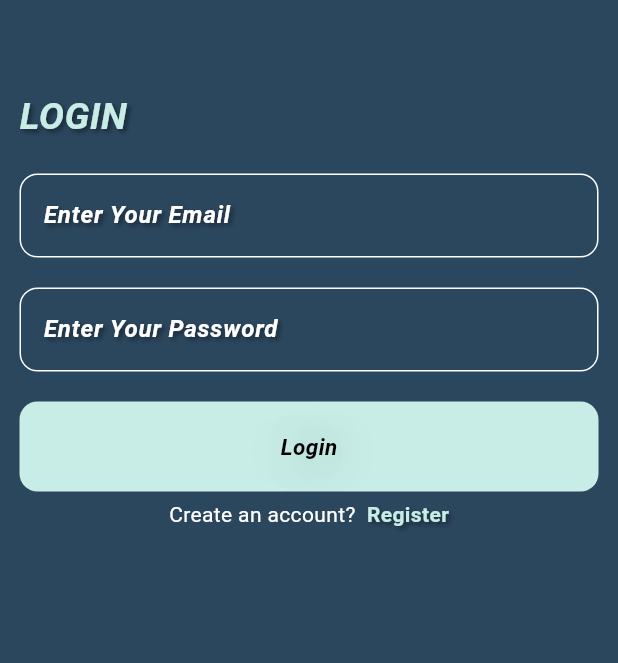
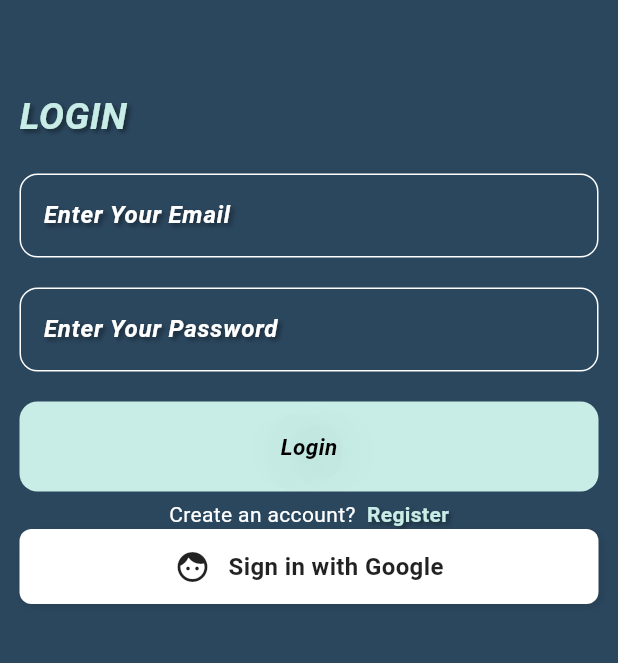
Before and after one commit to Khaledsakr1/chatapp, a Flutter app: the screen it shows after launch, after a tap on an icon or button, on a phone screen of 412 x 824 dp, the part 470-1133 px from its top. Run offline on Flutter 3.47's test engine with Material 3 defaults, Android fonts, the phone set to English and light mode, and no system bars; drawn by our look-alikes of modal_progress_hud_nsn; our stand-ins replace cloud_firestore, firebase_auth, firebase_core, google_sign_in; accounts and stored records are empty.

Commit message:
Updated code

```diff
--- a/lib/pages/login.dart
+++ b/lib/pages/login.dart
@@ -7,13 +7,14 @@ import 'package:chatapp/widgets/button.dart';
 import 'package:firebase_auth/firebase_auth.dart';
 import 'package:flutter/material.dart';
 import 'package:flutter/widgets.dart';
+import 'package:google_sign_in/google_sign_in.dart';
 import 'package:modal_progress_hud_nsn/modal_progress_hud_nsn.dart';
 
 // ignore: must_be_immutable
 class LoginPage extends StatefulWidget {
   LoginPage({super.key});
 
- static String id = 'loginpage';
+  static String id = 'loginpage';
   @override
   State<LoginPage> createState() => _LoginPageState();
 }
@@ -41,7 +42,11 @@ class _LoginPageState extends State<LoginPage> {
               child: Column(
                 children: [
                   const SizedBox(height: 70),
-                  Image.asset(kmain, width: 200, height: 200,),
+                  Image.asset(
+                    kmain,
+                    width: 200,
+                    height: 200,
+                  ),
                   const Text(
                     'Scholar Chat',
                     style: TextStyle(
@@ -146,6 +151,45 @@ class _LoginPageState extends State<LoginPage> {
                       ),
                     ],
                   ),
+
+                  //google sign button
+                  GestureDetector(
+                    onTap: () {
+                      signInWithGoogle();
+                    },
+                    child: Container(
+                      width: double.infinity,
+                      height: 50,
+                      decoration: BoxDecoration(
+                        color: Colors.white,
+                        borderRadius: BorderRadius.circular(8),
+                        boxShadow: [
+                          BoxShadow(
+                            color: Colors.black12,
+                            blurRadius: 4,
+                            offset: Offset(2, 2),
+                          ),
+                        ],
+                      ),
+                      child: Row(
+                        mainAxisAlignment: MainAxisAlignment.center,
+                        children: [
+                          Icon(
+                          Icons.face
+                          ),
+                          SizedBox(width: 12),
+                          Text(
+                            'Sign in with Google',
+                            style: TextStyle(
+                              color: Colors.black87,
+                              fontWeight: FontWeight.w600,
+                              fontSize: 16,
+                            ),
+                          ),
+                        ],
+                      ),
+                    ),
+                  ),
                 ],
               ),
             ),
@@ -160,4 +204,37 @@ class _LoginPageState extends State<LoginPage> {
     UserCredential user = await FirebaseAuth.instance
         .signInWithEmailAndPassword(email: Email!, password: Password!);
   }
+
+  Future<void> signInWithGoogle() async {
+    try {
+      // Step 1: Trigger the Google authentication flow
+      final GoogleSignInAccount? googleUser = await GoogleSignIn().signIn();
+
+      if (googleUser == null) {
+        ShowSnackBar(context, 'Login cancelled');
+        return;
+      }
+
+      // Step 2: Obtain the auth details from the request
+      final GoogleSignInAuthentication googleAuth =
+          await googleUser.authentication;
+
+      // Step 3: Create a new credential
+      final credential = GoogleAuthProvider.credential(
+        accessToken: googleAuth.accessToken,
+        idToken: googleAuth.idToken,
+      );
+
+      // Step 4: Sign in to Firebase with the credential
+      UserCredential userCredential =
+          await FirebaseAuth.instance.signInWithCredential(credential);
+
+      // Step 5: Navigate to chat page on success
+      ShowSnackBar(context, 'Login with Google Successful!');
+      Navigator.pushNamed(context, Chatpage.id,
+          arguments: userCredential.user!.email);
+    } catch (e) {
+      ShowSnackBar(context, 'Google sign-in failed: $e');
+    }
+  }
 }
--- a/pubspec.yaml
+++ b/pubspec.yaml
@@ -39,6 +39,7 @@ dependencies:
   firebase_auth: ^5.3.3
   modal_progress_hud_nsn: ^0.5.1
   cloud_firestore: ^5.5.0
+  google_sign_in: ^6.2.2
 
 dev_dependencies:
   flutter_test:
```
Also changed, not shown: lib/main.dart (line endings or trailing spaces), lib/models/message.dart (line endings or trailing spaces), pubspec.lock, 3 other files.
